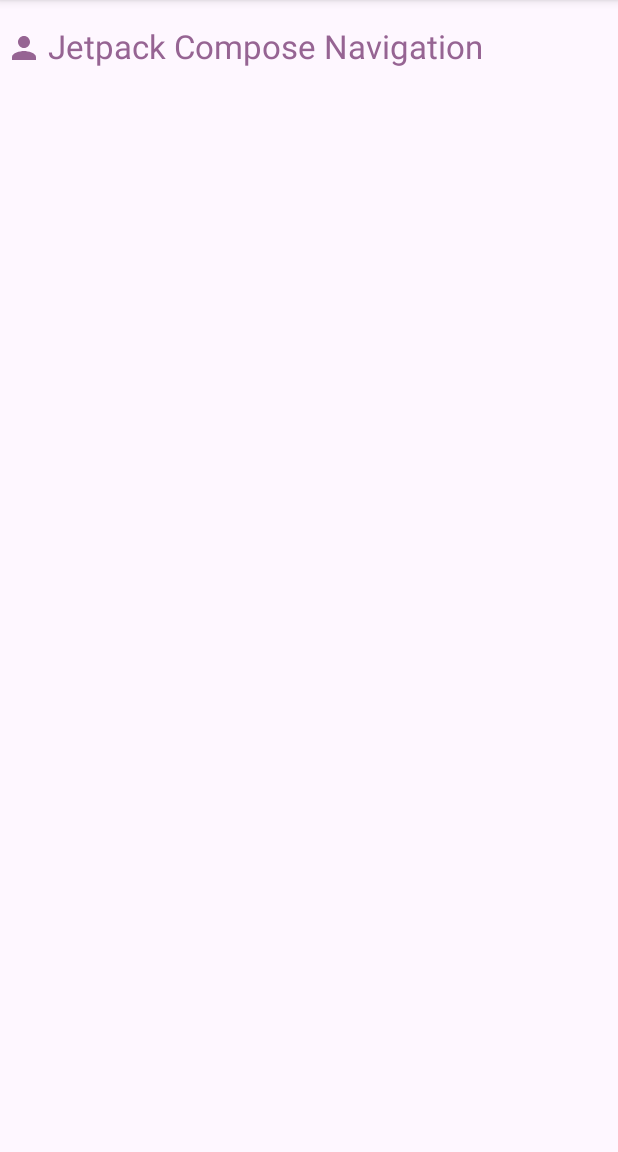
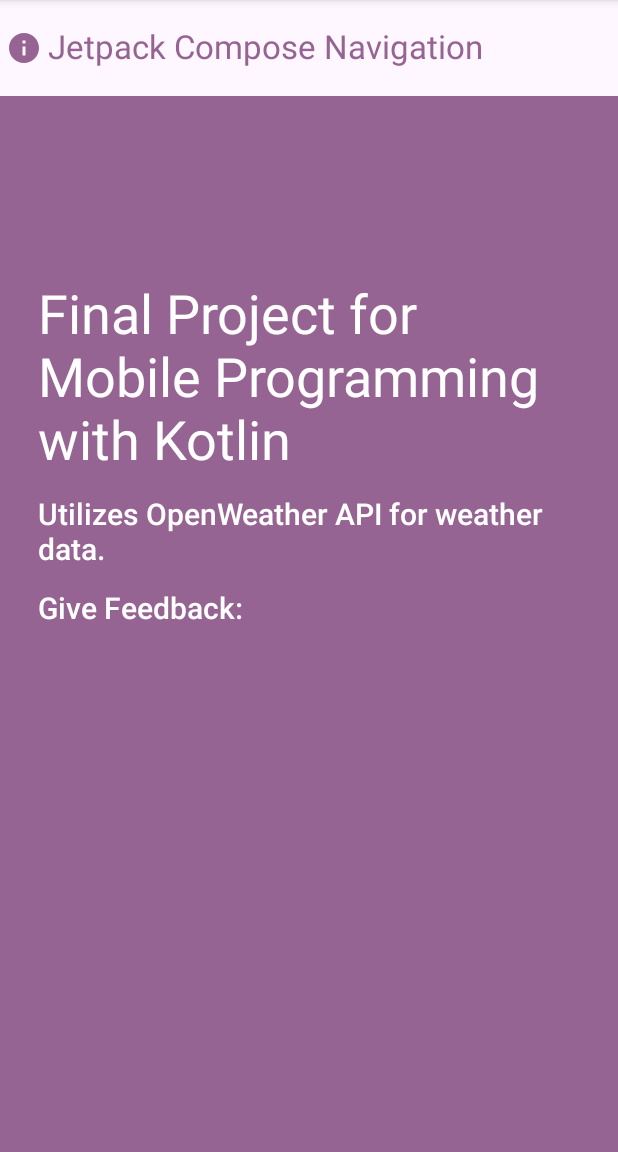
Before and after one commit to maguitaria/pogoda, an Android app built with Jetpack Compose: the InfoScreen screen opened through its navigation route, on a phone screen of 412 x 824 dp, the part 84-1236 px from its top. Run offline under Robolectric (Android 15) with nearby library versions, the phone set to English and light mode, and no system bars; our stand-ins replace livedata-compose; 1 statement that could not run was skipped.

Commit message:
TODO: add error handling and reutrning back to previous component

```diff
--- a/app/src/main/java/com/example/myapplication/InfoScreen.kt
+++ b/app/src/main/java/com/example/myapplication/InfoScreen.kt
@@ -1,10 +1,87 @@
+// InfoScreen.kt
+
 package com.example.myapplication
 
-import androidx.compose.material3.Text
+import androidx.compose.foundation.background
+import androidx.compose.foundation.clickable
+import androidx.compose.foundation.layout.*
+import androidx.compose.material3.*
 import androidx.compose.runtime.Composable
+import androidx.compose.ui.Modifier
+import androidx.compose.ui.platform.LocalContext
+import androidx.compose.ui.platform.LocalSoftwareKeyboardController
+import androidx.compose.ui.res.painterResource
+import androidx.compose.ui.res.stringResource
 
+import androidx.compose.ui.tooling.preview.Preview
+import androidx.compose.ui.unit.dp
+import androidx.navigation.NavHostController
+import androidx.navigation.compose.rememberNavController
+import com.example.myapplication.ui.theme.ComposeWeatherAppTheme
+
+@OptIn(ExperimentalMaterial3Api::class)
 @Composable
-fun InfoScreen() {
-    Text("This is the New Screen!")
-    // Add your screen UI components here
+fun InfoScreen(navController: NavHostController) {
+
+    Column(
+        modifier = Modifier
+            .fillMaxSize()
+            .background(MaterialTheme.colorScheme.onSurface)
+    ) {
+
+        InfoScreenAppBar(navController = navController)
+
+        Column(
+            modifier = Modifier
+                .padding(25.dp)
+                .background(MaterialTheme.colorScheme.onSurface)
+        ) {
+            Spacer(modifier = Modifier.height(100.dp))
+
+            Text(
+                text = "Final Project for Mobile Programming with Kotlin",
+                style = MaterialTheme.typography.displayMedium,
+                modifier = Modifier.padding(bottom = 16.dp)
+            )
+
+            Text(
+                text = "Utilizes OpenWeather API for weather data.",
+                style = MaterialTheme.typography.displaySmall,
+                modifier = Modifier.padding(bottom = 16.dp)
+            )
+
+            Text(
+                text = "Give Feedback:",
+                style = MaterialTheme.typography.displaySmall,
+                modifier = Modifier.padding(bottom = 8.dp)
+            )
+        }
+    }
 }
+
+@OptIn(ExperimentalMaterial3Api::class)
+@Composable
+fun InfoScreenAppBar(navController: NavHostController) {
+    TopAppBar(
+        title = { Text("Project Info") },
+        modifier = Modifier.background(MaterialTheme.colorScheme.secondary),
+        navigationIcon = {
+            Icon(
+                painter = painterResource(R.drawable.baseline_arrow_back_24),
+                contentDescription = stringResource(id = R.string.back_icon_desc),
+                modifier = Modifier.clickable {
+                    navController.navigateUp()
+                }
+            )
+        }
+    )
+}
+
+@OptIn(ExperimentalMaterial3Api::class)
+@Preview
+@Composable
+fun InfoScreenPreview() {
+    ComposeWeatherAppTheme {
+        InfoScreen(navController = rememberNavController())
+    }
+}
--- a/app/src/main/java/com/example/myapplication/MainActivity.kt
+++ b/app/src/main/java/com/example/myapplication/MainActivity.kt
@@ -3,32 +3,38 @@ package com.example.myapplication
 import WeatherApp
 import android.os.Bundle
 import androidx.activity.compose.setContent
-import androidx.activity.viewModels
 import androidx.appcompat.app.AppCompatActivity
+import androidx.compose.foundation.background
+import androidx.compose.foundation.clickable
 import androidx.compose.foundation.layout.fillMaxSize
-import androidx.compose.material.icons.Icons
-import androidx.compose.material.icons.filled.Person
-import androidx.compose.material3.Button
 import androidx.compose.material3.ExperimentalMaterial3Api
 import androidx.compose.material3.Icon
 import androidx.compose.material3.MaterialTheme
 import androidx.compose.material3.Scaffold
+import androidx.compose.material3.SnackbarHostState
 import androidx.compose.material3.Surface
 import androidx.compose.material3.Text
 import androidx.compose.material3.TopAppBar
 import androidx.compose.runtime.Composable
+import androidx.compose.runtime.getValue
+import androidx.compose.runtime.mutableStateOf
+import androidx.compose.runtime.remember
+import androidx.compose.runtime.setValue
 import androidx.compose.ui.Modifier
+import androidx.compose.ui.res.painterResource
+import androidx.compose.ui.res.stringResource
 import androidx.compose.ui.tooling.preview.Preview
 import androidx.navigation.NavHostController
 import androidx.navigation.compose.NavHost
 import androidx.navigation.compose.composable
 import androidx.navigation.compose.rememberNavController
 import com.example.myapplication.ui.theme.ComposeWeatherAppTheme
+import com.example.myapplication.viewmodel.MainViewModel
+
 // https://medium.com/@dimaswisodewo98/fetch-data-from-api-in-android-studio-kotlin-using-retrofit-with-mvvm-architecture-4f6b673f6a28
 
 
 class MainActivity : AppCompatActivity() {
-
 
     override fun onCreate(savedInstanceState: Bundle?) {
         super.onCreate(savedInstanceState)
@@ -48,43 +54,55 @@ class MainActivity : AppCompatActivity() {
 
     }
 
-@OptIn(ExperimentalMaterial3Api::class)
-     @Preview
+    @OptIn(ExperimentalMaterial3Api::class)
+    @Preview
     @Composable
     fun MainScreen() {
+
+        var snackbarHostState: SnackbarHostState by remember { mutableStateOf(SnackbarHostState()) }
         val navController = rememberNavController()
+
+
+
 
         Scaffold(
             topBar = {
                 TopAppBar(
                     title = { Text("Jetpack Compose Navigation") },
+                    modifier = Modifier.background(MaterialTheme.colorScheme.secondary),
                     navigationIcon = {
-                        Icon(Icons.Default.Person, contentDescription = "Menu")
-                    }
+                        Icon(
+                            painter = painterResource(R.drawable.baseline_info_24),
+                            contentDescription = stringResource(id = R.string.info_icon_desc),
+                            modifier = Modifier.clickable {
+                                navController.navigate("info")
+                            }
+                        )
+                    },
                 )
-            }
+            },
+
         ) { innerPadding ->
             NavHost(
                 navController = navController,
                 startDestination = "home"
             ) {
                 composable("home") {
-                    HomeScreen(navController)
+                    HomeScreen()
                 }
-                composable("newScreen") {
-                    InfoScreen()
+                composable("info") {
+                    InfoScreen(navController = navController )
                 }
+
             }
         }
-    }
 
 
+    }
     @Composable
-    fun HomeScreen(navController: NavHostController) {
-        // Add your home screen UI components here
-        Button(onClick = { navController.navigate("newScreen") }) {
-            Text("Navigate to New Screen")
-        }
+    fun HomeScreen() {
+       subscribe(mainViewModel = MainViewModel())
         WeatherApp()
+
     }
     }
--- a/app/src/main/java/com/example/myapplication/WeatherInfo.kt
+++ /dev/null
@@ -1,2 +0,0 @@
-class WeatherInfo {
-}
--- a/app/src/main/java/com/example/myapplication/subscribeService.kt
+++ b/app/src/main/java/com/example/myapplication/subscribeService.kt
@@ -2,6 +2,7 @@ package com.example.myapplication
 
 import androidx.compose.foundation.background
 import androidx.compose.foundation.clickable
+
 import androidx.compose.foundation.layout.padding
 import androidx.compose.foundation.layout.size
 import androidx.compose.material3.CircularProgressIndicator
@@ -16,6 +17,7 @@ import androidx.compose.runtime.getValue
 import androidx.compose.runtime.livedata.observeAsState
 import androidx.compose.runtime.remember
 import androidx.compose.runtime.rememberCoroutineScope
+import androidx.compose.ui.Alignment
 import androidx.compose.ui.Modifier
 import androidx.compose.ui.graphics.Color
 import androidx.compose.ui.unit.dp
@@ -50,18 +52,19 @@ import kotlinx.coroutines.launch
             }
         }
 
-        // Display the snackbar
+
         SnackbarHost(
             hostState = snackbarHostState,
             modifier = Modifier.padding(16.dp)
                 .background(Color.White)
-        ) {
+
+        ) { snackbarData ->
             Snackbar(
                 modifier = Modifier
                     .background(MaterialTheme.colorScheme.primary)
             ) {
                 Text(
-                    text =  "An error occured",
+                    text = "An error occurred",
                     style = MaterialTheme.typography.bodySmall,
                     modifier = Modifier
                         .padding(8.dp)
@@ -71,4 +74,4 @@ import kotlinx.coroutines.launch
                 )
             }
         }
-    }
+        }
--- /dev/null
+++ b/app/src/main/res/drawable/baseline_arrow_back_24.xml
@@ -0,0 +1,5 @@
+<vector android:autoMirrored="true" android:height="24dp"
+    android:tint="#000000" android:viewportHeight="24"
+    android:viewportWidth="24" android:width="24dp" xmlns:android="http://schemas.android.com/apk/res/android">
+    <path android:fillColor="@android:color/white" android:pathData="M20,11H7.83l5.59,-5.59L12,4l-8,8 8,8 1.41,-1.41L7.83,13H20v-2z"/>
+</vector>
--- /dev/null
+++ b/app/src/main/res/drawable/baseline_info_24.xml
@@ -0,0 +1,5 @@
+<vector android:height="24dp" android:tint="#000000"
+    android:viewportHeight="24" android:viewportWidth="24"
+    android:width="24dp" xmlns:android="http://schemas.android.com/apk/res/android">
+    <path android:fillColor="@android:color/white" android:pathData="M12,2C6.48,2 2,6.48 2,12s4.48,10 10,10 10,-4.48 10,-10S17.52,2 12,2zM13,17h-2v-6h2v6zM13,9h-2L11,7h2v2z"/>
+</vector>
--- a/app/src/main/res/values/strings.xml
+++ b/app/src/main/res/values/strings.xml
@@ -4,4 +4,6 @@
     <string name="send_request">Send Request\n</string>
     <string name="loading" />
     <string name="my_app" />
+    <string name="info_icon_desc">info\n</string>
+    <string name="back_icon_desc">Go back</string>
 </resources>
```
